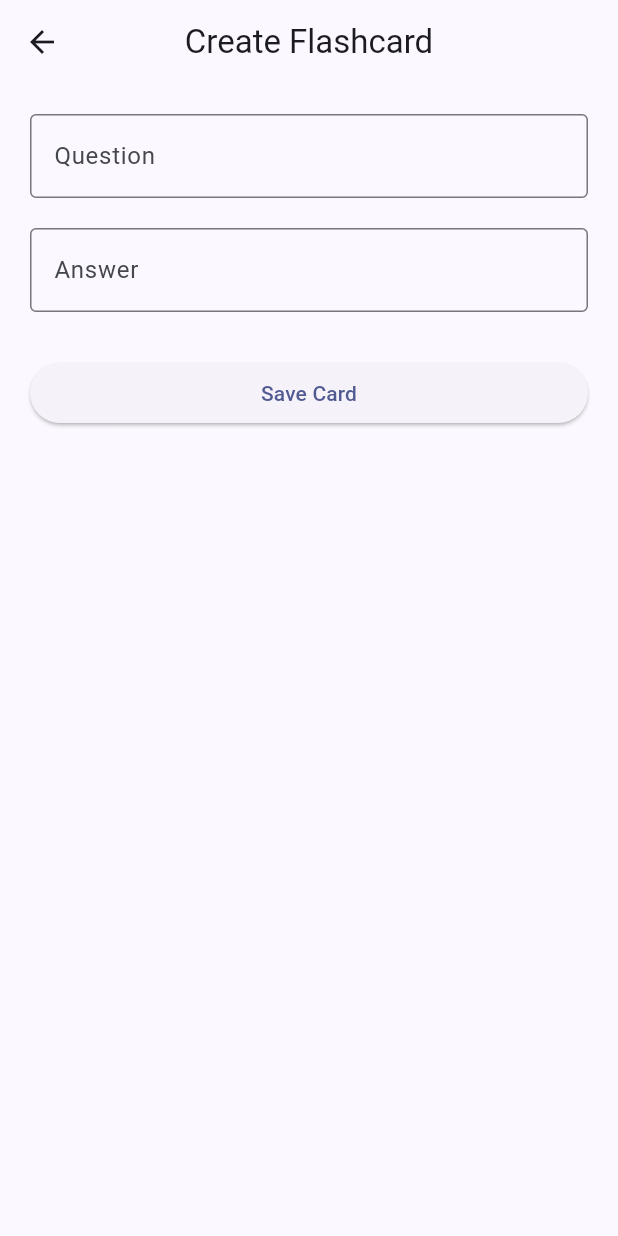
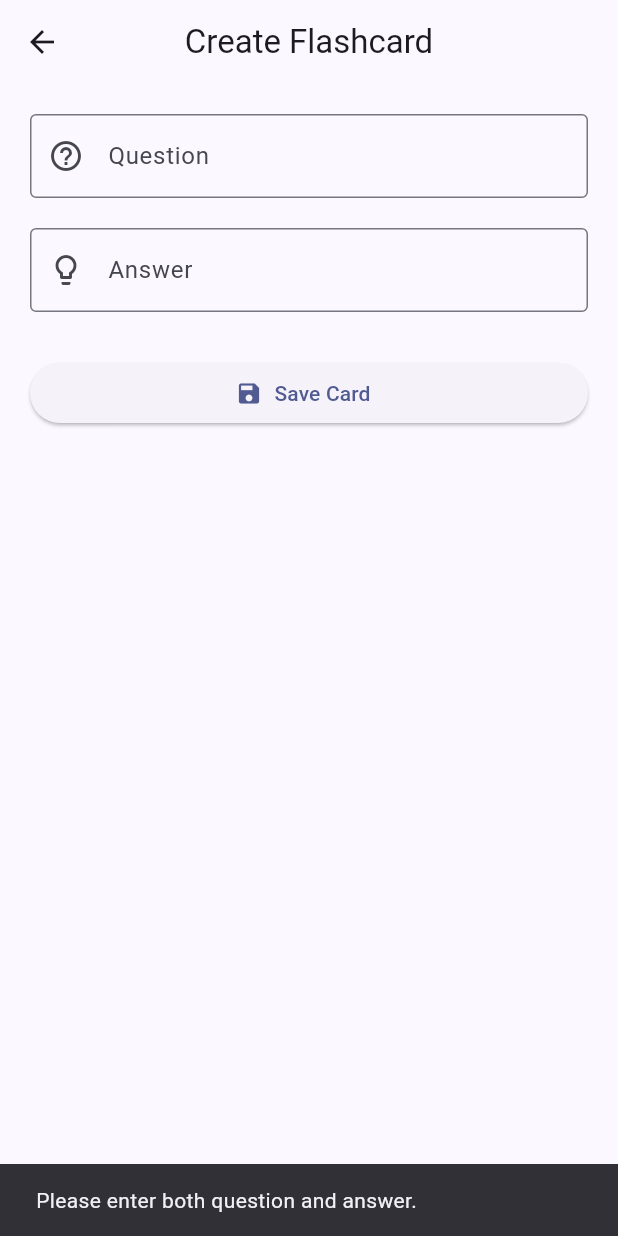
Before and after one commit to snehitha-coder/Study-Card-app, a Flutter app: the AddCardPage screen opened directly, after a tap on "Save Card", on a phone screen of 412 x 824 dp. Run offline on Flutter 3.47's test engine with Material 3 defaults, Android fonts, the phone set to English and light mode, and no system bars.

Commit message:
Implement screen navigation

```diff
--- a/lib/add_card_page.dart
+++ b/lib/add_card_page.dart
@@ -1,3 +1,4 @@
+
 import 'package:flutter/material.dart';
 import 'models/flashcard.dart';
 
@@ -12,25 +13,60 @@ class _AddCardPageState extends State<AddCardPage> {
   final questionController = TextEditingController();
   final answerController = TextEditingController();
 
+  // Dispose controllers when the page is closed
+  @override
+  void dispose() {
+    questionController.dispose();
+    answerController.dispose();
+    super.dispose();
+  }
+
+  // Create a flashcard and return it to the previous screen
+  void saveCard() {
+    final question = questionController.text.trim();
+    final answer = answerController.text.trim();
+
+    if (question.isEmpty || answer.isEmpty) {
+      ScaffoldMessenger.of(context).showSnackBar(
+        const SnackBar(
+          content: Text('Please enter both question and answer.'),
+        ),
+      );
+      return;
+    }
+
+    final card = Flashcard(
+      question: question,
+      answer: answer,
+    );
+
+    Navigator.pop(context, card);
+  }
+
   @override
   Widget build(BuildContext context) {
     return Scaffold(
       appBar: AppBar(
         title: const Text('Create Flashcard'),
         centerTitle: true,
+        leading: IconButton(
+          icon: const Icon(Icons.arrow_back),
+          onPressed: () {
+            Navigator.pop(context);
+          },
+        ),
       ),
 
       body: Padding(
         padding: const EdgeInsets.all(20),
-
         child: Column(
           children: [
-
             TextField(
               controller: questionController,
               decoration: const InputDecoration(
                 labelText: 'Question',
                 border: OutlineInputBorder(),
+                prefixIcon: Icon(Icons.help_outline),
               ),
             ),
 
@@ -41,6 +77,7 @@ class _AddCardPageState extends State<AddCardPage> {
               decoration: const InputDecoration(
                 labelText: 'Answer',
                 border: OutlineInputBorder(),
+                prefixIcon: Icon(Icons.lightbulb_outline),
               ),
             ),
 
@@ -48,21 +85,10 @@ class _AddCardPageState extends State<AddCardPage> {
 
             SizedBox(
               width: double.infinity,
-              child: ElevatedButton(
-                onPressed: () {
-                  if (questionController.text.isEmpty ||
-                      answerController.text.isEmpty) {
-                    return;
-                  }
-
-                  final card = Flashcard(
-                    question: questionController.text,
-                    answer: answerController.text,
-                  );
-
-                  Navigator.pop(context, card);
-                },
-                child: const Text('Save Card'),
+              child: ElevatedButton.icon(
+                onPressed: saveCard,
+                icon: const Icon(Icons.save),
+                label: const Text('Save Card'),
               ),
             ),
           ],
```
Also changed, not shown: 1 other file.
